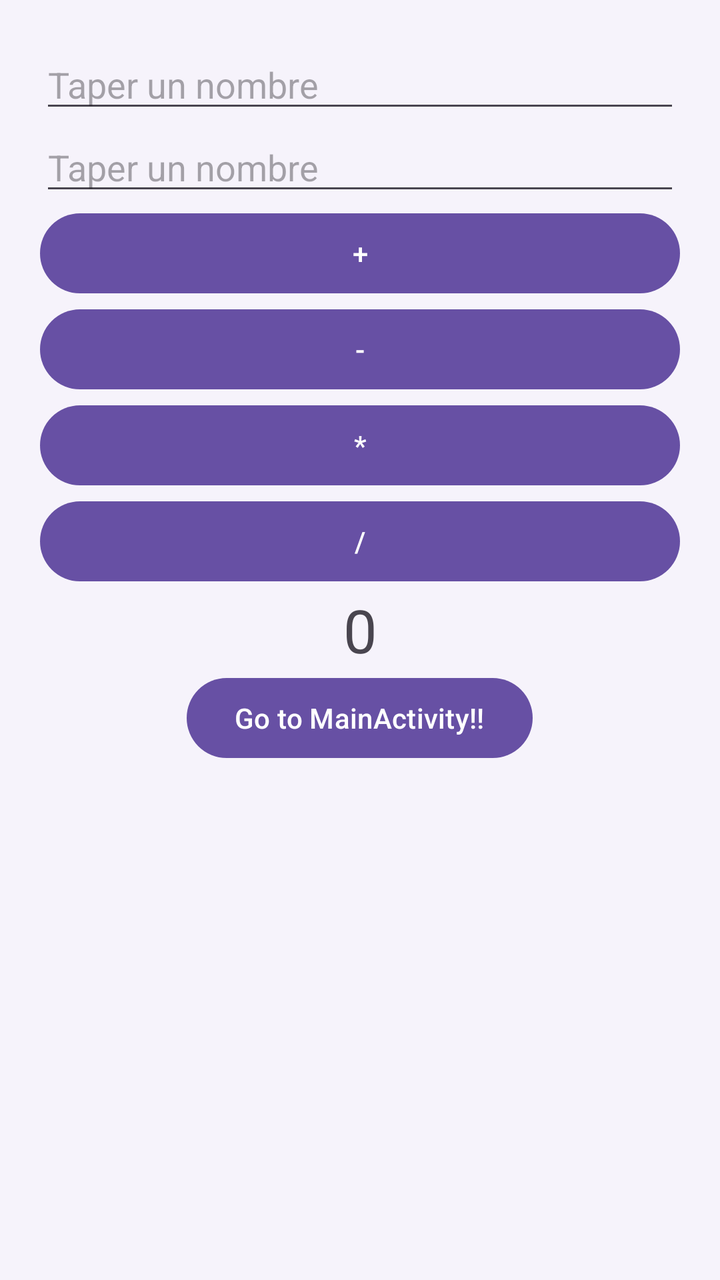
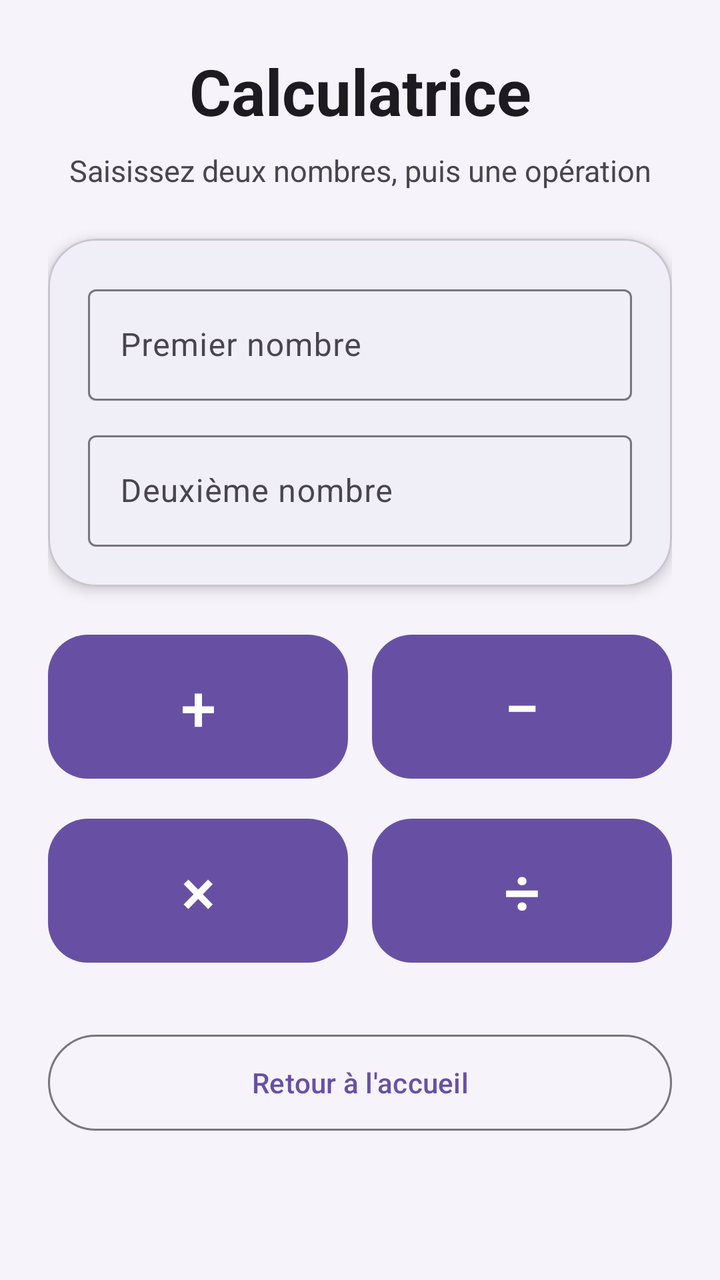

An Android layout rendered at two revisions. The XML below is the earlier revision; the diff shows what the commit changed to produce the second picture.
<!-- AndroidManifest.xml: application theme Theme.DemoAndroid -->
<!-- res/layout/activity_calculs.xml -->
<?xml version="1.0" encoding="utf-8"?>
<LinearLayout xmlns:android="http://schemas.android.com/apk/res/android"
    xmlns:tools="http://schemas.android.com/tools"
    android:id="@+id/main"
    android:layout_width="match_parent"
    android:layout_height="match_parent"
    android:orientation="vertical"
    android:padding="20dp"
    tools:context=".CalculsActivity">

    <EditText
        android:id="@+id/op1"
        android:layout_width="match_parent"
        android:layout_height="wrap_content"
        android:hint="Taper un nombre"
        android:inputType="number" />

    <EditText
        android:id="@+id/op2"
        android:layout_width="match_parent"
        android:layout_height="wrap_content"
        android:hint="Taper un nombre"
        android:inputType="number" />

    <Button
        android:id="@+id/btnA"
        android:layout_width="match_parent"
        android:layout_height="wrap_content"
        android:text="+" />

    <Button
        android:id="@+id/btnS"
        android:layout_width="match_parent"
        android:layout_height="wrap_content"
        android:text="-" />

    <Button
        android:id="@+id/btnM"
        android:layout_width="match_parent"
        android:layout_height="wrap_content"
        android:text="*" />

    <Button
        android:id="@+id/btnD"
        android:layout_width="match_parent"
        android:layout_height="wrap_content"
        android:text="/" />

    <TextView
        android:id="@+id/rslt"
        android:layout_width="match_parent"
        android:layout_height="wrap_content"
        android:gravity="center"
        android:text="0"
        android:textSize="30sp" />

    <Button
        android:id="@+id/btnNav2"
        android:layout_width="wrap_content"
        android:layout_height="wrap_content"
        android:layout_gravity="center"
        android:text="Go to MainActivity!!" />

</LinearLayout>
<!-- resources referenced by this layout -->
<resources>
  <style name="Theme.DemoAndroid" parent="Base.Theme.DemoAndroid" />
  <style name="Base.Theme.DemoAndroid" parent="Theme.Material3.Light.NoActionBar">
          <item name="colorPrimary">@color/primary</item>
          <item name="colorOnPrimary">@color/white</item>
          <item name="colorPrimaryContainer">@color/primary_container</item>
          <item name="colorOnPrimaryContainer">@color/on_primary_container</item>
          <item name="colorSurface">@color/surface</item>
          <item name="android:colorBackground">@color/background</item>
          <item name="colorOnSurface">@color/text_primary</item>
          <item name="colorOnSurfaceVariant">@color/text_secondary</item>
      </style>
  <color name="primary">#6750A4</color>
  <color name="white">#FFFFFFFF</color>
  <color name="primary_container">#EADDFF</color>
  <color name="on_primary_container">#21005D</color>
  <color name="surface">#FFFFFF</color>
  <color name="background">#F6F3FB</color>
  <color name="text_primary">#1D1B20</color>
  <color name="text_secondary">#49454F</color>
</resources>

<!-- the commit's change to res/layout/activity_calculs.xml (unified diff, before → after) -->
@@ -1,64 +1,151 @@
 <?xml version="1.0" encoding="utf-8"?>
-<LinearLayout xmlns:android="http://schemas.android.com/apk/res/android"
+<ScrollView xmlns:android="http://schemas.android.com/apk/res/android"
+    xmlns:app="http://schemas.android.com/apk/res-auto"
     xmlns:tools="http://schemas.android.com/tools"
     android:id="@+id/main"
     android:layout_width="match_parent"
     android:layout_height="match_parent"
-    android:orientation="vertical"
-    android:padding="20dp"
+    android:background="@color/background"
+    android:fillViewport="true"
     tools:context=".CalculsActivity">
 
-    <EditText
-        android:id="@+id/op1"
+    <LinearLayout
         android:layout_width="match_parent"
         android:layout_height="wrap_content"
-        android:hint="Taper un nombre"
-        android:inputType="number" />
+        android:orientation="vertical"
+        android:padding="24dp">
 
-    <EditText
-        android:id="@+id/op2"
-        android:layout_width="match_parent"
-        android:layout_height="wrap_content"
-        android:hint="Taper un nombre"
-        android:inputType="number" />
+        <TextView
+            android:layout_width="match_parent"
+            android:layout_height="wrap_content"
+            android:gravity="center"
+            android:text="@string/titre_calculs"
+            android:textColor="@color/text_primary"
+            android:textSize="32sp"
+            android:textStyle="bold" />
 
-    <Button
-        android:id="@+id/btnA"
-        android:layout_width="match_parent"
-        android:layout_height="wrap_content"
-        android:text="+" />
+        <TextView
+            android:layout_width="match_parent"
+            android:layout_height="wrap_content"
+            android:layout_marginTop="8dp"
+            android:layout_marginBottom="24dp"
+            android:gravity="center"
+            android:text="@string/sous_titre_calculs"
+            android:textColor="@color/text_secondary"
+            android:textSize="15sp" />
 
-    <Button
-        android:id="@+id/btnS"
-        android:layout_width="match_parent"
-        android:layout_height="wrap_content"
-        android:text="-" />
+        
+        <com.google.android.material.card.MaterialCardView
+            android:layout_width="match_parent"
+            android:layout_height="wrap_content"
+            app:cardBackgroundColor="@color/surface"
+            app:cardCornerRadius="24dp"
+            app:cardElevation="4dp">
 
-    <Button
-        android:id="@+id/btnM"
-        android:layout_width="match_parent"
-        android:layout_height="wrap_content"
-        android:text="*" />
+            <LinearLayout
+                android:layout_width="match_parent"
+                android:layout_height="wrap_content"
+                android:orientation="vertical"
+                android:padding="20dp">
 
-    <Button
-        android:id="@+id/btnD"
-        android:layout_width="match_parent"
-        android:layout_height="wrap_content"
-        android:text="/" />
+                <com.google.android.material.textfield.TextInputLayout
+                    android:id="@+id/tilOp1"
+                    style="@style/Widget.Material3.TextInputLayout.OutlinedBox"
+                    android:layout_width="match_parent"
+                    android:layout_height="wrap_content"
+                    android:hint="@string/hint_nombre_1">
 
-    <TextView
-        android:id="@+id/rslt"
-        android:layout_width="match_parent"
-        android:layout_height="wrap_content"
-        android:gravity="center"
-        android:text="0"
-        android:textSize="30sp" />
+                    <com.google.android.material.textfield.TextInputEditText
+                        android:id="@+id/op1"
+                        android:layout_width="match_parent"
+                        android:layout_height="wrap_content"
+                        android:inputType="numberSigned" />
+                </com.google.android.material.textfield.TextInputLayout>
 
-    <Button
-        android:id="@+id/btnNav2"
-        android:layout_width="wrap_content"
-        android:layout_height="wrap_content"
-        android:layout_gravity="center"
-        android:text="Go to MainActivity!!" />
+                <com.google.android.material.textfield.TextInputLayout
+                    android:id="@+id/tilOp2"
+                    style="@style/Widget.Material3.TextInputLayout.OutlinedBox"
+                    android:layout_width="match_parent"
+                    android:layout_height="wrap_content"
+                    android:layout_marginTop="12dp"
+                    android:hint="@string/hint_nombre_2">
 
-</LinearLayout>
+                    <com.google.android.material.textfield.TextInputEditText
+                        android:id="@+id/op2"
+                        android:layout_width="match_parent"
+                        android:layout_height="wrap_content"
+                        android:inputType="numberSigned" />
+                </com.google.android.material.textfield.TextInputLayout>
+            </LinearLayout>
+        </com.google.android.material.card.MaterialCardView>
+
+        
+        <LinearLayout
+            android:layout_width="match_parent"
+            android:layout_height="wrap_content"
+            android:layout_marginTop="20dp"
+            android:orientation="horizontal">
+
+            <com.google.android.material.button.MaterialButton
+                android:id="@+id/btnA"
+                android:layout_width="0dp"
+                android:layout_height="80dp"
+                android:layout_marginEnd="6dp"
+                android:layout_weight="1"
+                android:contentDescription="@string/description_addition"
+                android:text="@string/symbole_addition"
+                android:textSize="32sp"
+                app:cornerRadius="20dp" />
+
+            <com.google.android.material.button.MaterialButton
+                android:id="@+id/btnS"
+                android:layout_width="0dp"
+                android:layout_height="80dp"
+                android:layout_marginStart="6dp"
+                android:layout_weight="1"
+                android:contentDescription="@string/description_soustraction"
+                android:text="@string/symbole_soustraction"
+                android:textSize="32sp"
+                app:cornerRadius="20dp" />
+        </LinearLayout>
+
+        <LinearLayout
+            android:layout_width="match_parent"
+            android:layout_height="wrap_content"
+            android:layout_marginTop="12dp"
+            android:orientation="horizontal">
+
+            <com.google.android.material.button.MaterialButton
+                android:id="@+id/btnM"
+                android:layout_width="0dp"
+                android:layout_height="80dp"
+                android:layout_marginEnd="6dp"
+                android:layout_weight="1"
+                android:contentDescription="@string/description_multiplication"
+                android:text="@string/symbole_multiplication"
+                android:textSize="32sp"
+                app:cornerRadius="20dp" />
+
+            <com.google.android.material.button.MaterialButton
+                android:id="@+id/btnD"
+                android:layout_width="0dp"
+                android:layout_height="80dp"
+                android:layout_marginStart="6dp"
+                android:layout_weight="1"
+                android:contentDescription="@string/description_division"
+                android:text="@string/symbole_division"
+                android:textSize="32sp"
+                app:cornerRadius="20dp" />
+        </LinearLayout>
+
+        <com.google.android.material.button.MaterialButton
+            android:id="@+id/btnNav2"
+            style="@style/Widget.Material3.Button.OutlinedButton"
+            android:layout_width="match_parent"
+            android:layout_height="56dp"
+            android:layout_marginTop="28dp"
+            android:text="@string/bouton_vers_accueil"
+            app:cornerRadius="28dp" />
+
+    </LinearLayout>
+</ScrollView>
<!-- resource entries referenced after the edit -->
@@ -19,5 +19,18 @@
   <color name="background">#F6F3FB</color>
   <color name="text_primary">#1D1B20</color>
   <color name="text_secondary">#49454F</color>
+  <string name="bouton_vers_accueil">Retour à l\'accueil</string>
+  <string name="description_addition">Addition</string>
+  <string name="description_division">Division</string>
+  <string name="description_multiplication">Multiplication</string>
+  <string name="description_soustraction">Soustraction</string>
+  <string name="hint_nombre_1">Premier nombre</string>
+  <string name="hint_nombre_2">Deuxième nombre</string>
+  <string name="sous_titre_calculs">Saisissez deux nombres, puis une opération</string>
+  <string name="symbole_addition">+</string>
+  <string name="symbole_division">÷</string>
+  <string name="symbole_multiplication">×</string>
+  <string name="symbole_soustraction">−</string>
+  <string name="titre_calculs">Calculatrice</string>
 </resources>
 
